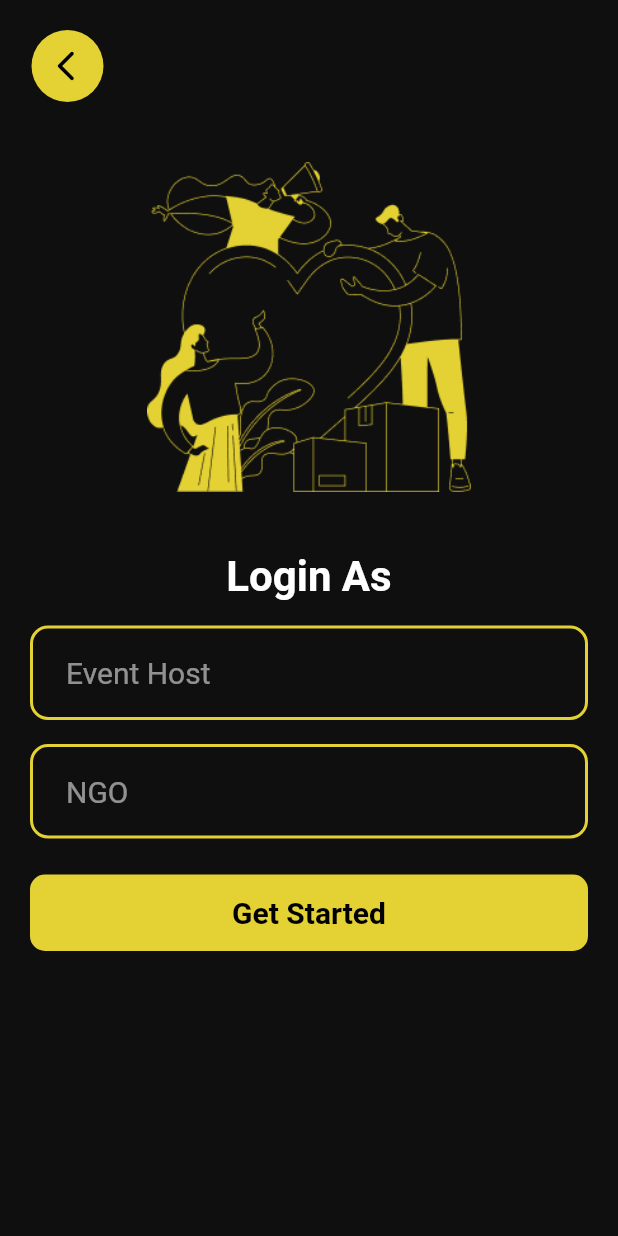
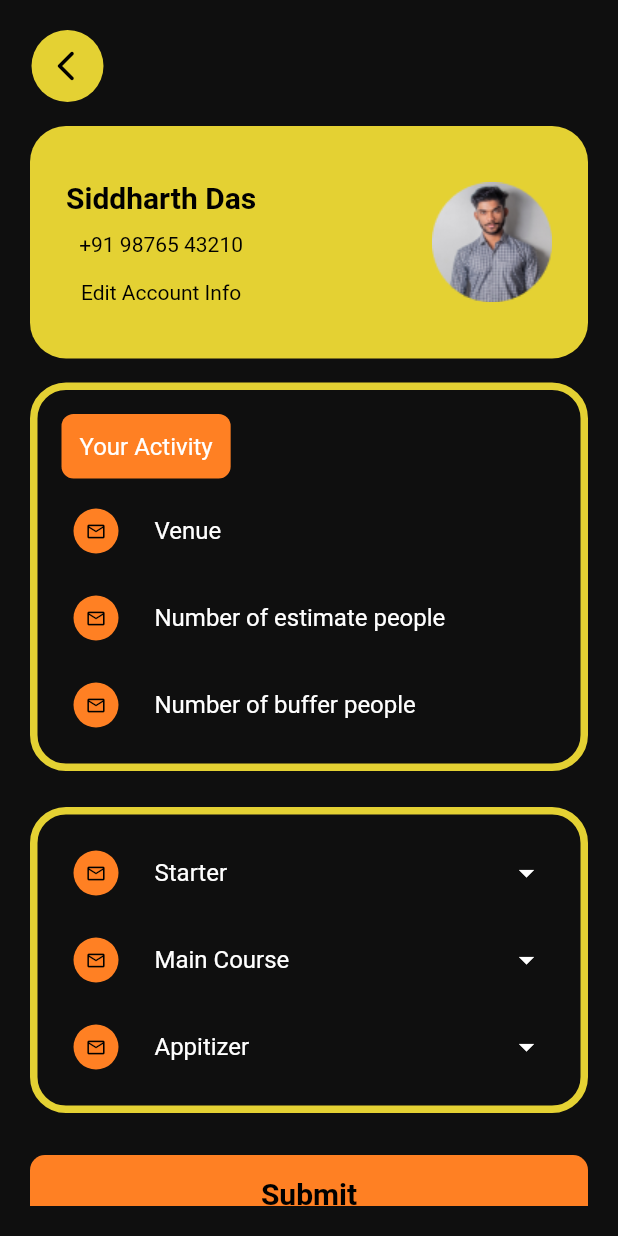
Before and after one commit to dhaladitya108/eatIt, a Flutter app: the Login screen opened by its route, after a tap on "Get Started", on a phone screen of 412 x 824 dp. Run offline on Flutter 3.47's test engine with Material 2 defaults, Android fonts, the phone set to English and light mode, and no system bars; our stand-ins replace go_router, pinput.

Commit message:
added home page after login page

```diff
--- a/lib/config/colors.dart
+++ b/lib/config/colors.dart
@@ -2,5 +2,7 @@ import 'package:flutter/material.dart';
 
 class AppColors {
   static const Color bgPrimary = Color(0xffE4D133);
+  static const Color bgSecondary = Color(0xffFF8023);
   static const Color bgDark = Color(0xff0F0F0F);
+  static const Color bgSoftDark = Color(0xff21272D);
 }
--- a/lib/config/images.dart
+++ b/lib/config/images.dart
@@ -10,4 +10,5 @@ class AppImages {
   static const otpIllus = _Image('otp_illus.png');
   static const loginIllus = _Image('login_illus.png');
   static const eatItLogo = _Image('eatit_logo.png');
+  static const avatar = _Image('avatar.png');
 }
--- a/lib/router.dart
+++ b/lib/router.dart
@@ -6,7 +6,7 @@ import 'package:go_router/go_router.dart';
 class AppRouter {
   GoRouter router = GoRouter(routes: [
     GoRoute(
-        path: '/home',
+        path: '/enter_phone',
         pageBuilder: (context, state) {
           return const MaterialPage(child: EnterPhone());
         }),
@@ -25,5 +25,10 @@ class AppRouter {
         pageBuilder: (context, state) {
           return const MaterialPage(child: Login());
         }),
+    GoRoute(
+        path: '/home',
+        pageBuilder: (context, state) {
+          return const MaterialPage(child: Home());
+        }),
   ]);
 }
--- /dev/null
+++ b/lib/screens/home.dart
@@ -0,0 +1,310 @@
+import 'package:flutter/material.dart';
+import 'package:eatit/config/config.dart';
+import 'package:go_router/go_router.dart';
+
+class Home extends StatelessWidget {
+  const Home({super.key});
+
+  @override
+  Widget build(BuildContext context) {
+    return SafeArea(
+      child: Scaffold(
+        body: Padding(
+            padding: const EdgeInsets.all(20),
+            child: SingleChildScrollView(
+              child: Column(
+                children: [
+                  Row(children: [
+                    InkWell(
+                      onTap: () {
+                        context.pop();
+                      },
+                      child: Container(
+                        padding: const EdgeInsets.only(
+                            top: 12, right: 14, bottom: 12, left: 12),
+                        decoration: const BoxDecoration(
+                            shape: BoxShape.circle,
+                            color: AppColors
+                                .bgPrimary), // set the background color of the circle
+                        child: const Icon(
+                          Icons.arrow_back_ios_new_rounded,
+                          color: Colors.black,
+                          size: 24,
+                          weight: 2,
+                        ), // set the icon and its color
+                      ),
+                    )
+                  ]),
+                  const SizedBox(height: 16),
+                  Container(
+                    padding: const EdgeInsets.symmetric(
+                        horizontal: 24, vertical: 36),
+                    decoration: BoxDecoration(
+                      borderRadius: BorderRadius.circular(24),
+                      color: AppColors.bgPrimary,
+                    ),
+                    child: Row(
+                      mainAxisAlignment: MainAxisAlignment.spaceBetween,
+                      children: [
+                        Column(children: const [
+                          Text(
+                            'Siddharth Das',
+                            style: TextStyle(
+                                fontSize: 20,
+                                fontWeight: FontWeight.bold,
+                                color: Colors.black),
+                          ),
+                          SizedBox(height: 12),
+                          Text(
+                            '+91 98765 43210',
+                            style: TextStyle(fontSize: 14, color: Colors.black),
+                          ),
+                          SizedBox(height: 16),
+                          Text(
+                            'Edit Account Info',
+                            style: TextStyle(fontSize: 14, color: Colors.black),
+                          ),
+                        ]),
+                        const Image(image: AppImages.avatar)
+                      ],
+                    ),
+                  ),
+                  const SizedBox(height: 16),
+                  Container(
+                    padding: const EdgeInsets.all(16),
+                    decoration: BoxDecoration(
+                      borderRadius: BorderRadius.circular(24),
+                      border: Border.all(color: AppColors.bgPrimary, width: 5),
+                    ),
+                    child: Column(
+                      crossAxisAlignment: CrossAxisAlignment.start,
+                      children: [
+                        Container(
+                          padding: const EdgeInsets.all(12),
+                          decoration: BoxDecoration(
+                            borderRadius: BorderRadius.circular(8),
+                            color: AppColors.bgSecondary,
+                          ),
+                          child: const Text(
+                            'Your Activity',
+                            style: TextStyle(
+                              fontSize: 16,
+                              color: Colors.white,
+                            ),
+                          ),
+                        ),
+                        const SizedBox(height: 12),
+                        Padding(
+                          padding: const EdgeInsets.all(8.0),
+                          child: Row(
+                            children: [
+                              Container(
+                                padding: const EdgeInsets.all(8),
+                                decoration: const BoxDecoration(
+                                    shape: BoxShape.circle,
+                                    color: AppColors
+                                        .bgSecondary), // set the background color of the circle
+                                child: const Icon(
+                                  Icons.mail_outline,
+                                  color: Colors.black,
+                                  size: 14,
+                                  weight: 2,
+                                ), // set the icon and its color
+                              ),
+                              const SizedBox(width: 24),
+                              const Text('Venue',
+                                  style: TextStyle(
+                                      fontSize: 16, color: Colors.white)),
+                            ],
+                          ),
+                        ),
+                        const SizedBox(height: 12),
+                        Padding(
+                          padding: const EdgeInsets.all(8.0),
+                          child: Row(
+                            children: [
+                              Container(
+                                padding: const EdgeInsets.all(8),
+                                decoration: const BoxDecoration(
+                                    shape: BoxShape.circle,
+                                    color: AppColors
+                                        .bgSecondary), // set the background color of the circle
+                                child: const Icon(
+                                  Icons.mail_outline,
+                                  color: Colors.black,
+                                  size: 14,
+                                  weight: 2,
+                                ), // set the icon and its color
+                              ),
+                              const SizedBox(width: 24),
+                              const Text('Number of estimate people',
+                                  style: TextStyle(
+                                      fontSize: 16, color: Colors.white)),
+                            ],
+                          ),
+                        ),
+                        const SizedBox(height: 12),
+                        Padding(
+                          padding: const EdgeInsets.all(8.0),
+                          child: Row(
+                            children: [
+                              Container(
+                                padding: const EdgeInsets.all(8),
+                                decoration: const BoxDecoration(
+                                    shape: BoxShape.circle,
+                                    color: AppColors
+                                        .bgSecondary), // set the background color of the circle
+                                child: const Icon(
+                                  Icons.mail_outline,
+                                  color: Colors.black,
+                                  size: 14,
+                                  weight: 2,
+                                ), // set the icon and its color
+                              ),
+                              const SizedBox(width: 24),
+                              const Text('Number of buffer people',
+                                  style: TextStyle(
+                                      fontSize: 16, color: Colors.white)),
+                            ],
+                          ),
+                        ),
+                      ],
+                    ),
+                  ),
+                  const SizedBox(height: 24),
+                  Container(
+                    padding: const EdgeInsets.all(16),
+                    decoration: BoxDecoration(
+                      borderRadius: BorderRadius.circular(24),
+                      border: Border.all(color: AppColors.bgPrimary, width: 5),
+                    ),
+                    child: Column(
+                      crossAxisAlignment: CrossAxisAlignment.start,
+                      children: [
+                        Padding(
+                          padding: const EdgeInsets.all(8.0),
+                          child: Row(
+                            mainAxisAlignment: MainAxisAlignment.spaceBetween,
+                            children: [
+                              Row(
+                                children: [
+                                  Container(
+                                    padding: const EdgeInsets.all(8),
+                                    decoration: const BoxDecoration(
+                                        shape: BoxShape.circle,
+                                        color: AppColors
+                                            .bgSecondary), // set the background color of the circle
+                                    child: const Icon(
+                                      Icons.mail_outline,
+                                      color: Colors.black,
+                                      size: 14,
+                                      weight: 2,
+                                    ), // set the icon and its color
+                                  ),
+                                  const SizedBox(width: 24),
+                                  const Text('Starter',
+                                      style: TextStyle(
+                                          fontSize: 16, color: Colors.white)),
+                                ],
+                              ),
+                              const Icon(Icons.arrow_drop_down,
+                                  color: Colors.white),
+                            ],
+                          ),
+                        ),
+                        const SizedBox(height: 12),
+                        Padding(
+                          padding: const EdgeInsets.all(8.0),
+                          child: Row(
+                            mainAxisAlignment: MainAxisAlignment.spaceBetween,
+                            children: [
+                              Row(
+                                children: [
+                                  Container(
+                                    padding: const EdgeInsets.all(8),
+                                    decoration: const BoxDecoration(
+                                        shape: BoxShape.circle,
+                                        color: AppColors
+                                            .bgSecondary), // set the background color of the circle
+                                    child: const Icon(
+                                      Icons.mail_outline,
+                                      color: Colors.black,
+                                      size: 14,
+                                      weight: 2,
+                                    ), // set the icon and its color
+                                  ),
+                                  const SizedBox(width: 24),
+                                  const Text('Main Course',
+                                      style: TextStyle(
+                                          fontSize: 16, color: Colors.white)),
+                                ],
+                              ),
+                              const Icon(Icons.arrow_drop_down,
+                                  color: Colors.white),
+                            ],
+                          ),
+                        ),
+                        const SizedBox(height: 12),
+                        Padding(
+                          padding: const EdgeInsets.all(8.0),
+                          child: Row(
+                            mainAxisAlignment: MainAxisAlignment.spaceBetween,
+                            children: [
+                              Row(
+                                children: [
+                                  Container(
+                                    padding: const EdgeInsets.all(8),
+                                    decoration: const BoxDecoration(
+                                        shape: BoxShape.circle,
+                                        color: AppColors
+                                            .bgSecondary), // set the background color of the circle
+                                    child: const Icon(
+                                      Icons.mail_outline,
+                                      color: Colors.black,
+                                      size: 14,
+                                      weight: 2,
+                                    ), // set the icon and its color
+                                  ),
+                                  const SizedBox(width: 24),
+                                  const Text('Appitizer',
+                                      style: TextStyle(
+                                          fontSize: 16, color: Colors.white)),
+                                ],
+                              ),
+                              const Icon(Icons.arrow_drop_down,
+                                  color: Colors.white),
+                            ],
+                          ),
+                        ),
+                      ],
+                    ),
+                  ),
+                  const SizedBox(height: 28),
+                  TextButton(
+                    onPressed: () {},
+                    style: TextButton.styleFrom(
+                      padding: const EdgeInsets.symmetric(vertical: 14),
+                      backgroundColor: AppColors.bgSecondary,
+                      shape: RoundedRectangleBorder(
+                        borderRadius: BorderRadius.circular(10),
+                      ),
+                    ),
+                    child: Container(
+                      width: double.infinity,
+                      alignment: Alignment.center,
+                      child: const Text(
+                        'Submit',
+                        style: TextStyle(
+                            fontSize: 20,
+                            fontWeight: FontWeight.bold,
+                            color: Colors.black),
+                      ),
+                    ),
+                  ),
+                ],
+              ),
+            )),
+      ),
+    );
+  }
+}
--- a/lib/screens/login.dart
+++ b/lib/screens/login.dart
@@ -1,15 +1,14 @@
 import 'package:eatit/config/config.dart';
 import 'package:eatit/widgets/auth_screen.dart';
 import 'package:flutter/material.dart';
+import 'package:go_router/go_router.dart';
 
 class Login extends StatelessWidget {
   const Login({super.key});
 
   @override
   Widget build(BuildContext context) {
-    return AuthScreen(
-        image: AppImages.loginIllus,
-        children: [
+    return AuthScreen(image: AppImages.loginIllus, children: [
       const Text(
         'Login As',
         textAlign: TextAlign.center,
@@ -57,7 +56,9 @@ class Login extends StatelessWidget {
       ),
       const SizedBox(height: 24),
       TextButton(
-            onPressed: () {},
+        onPressed: () {
+          context.push('/home');
+        },
         style: TextButton.styleFrom(
           padding: const EdgeInsets.symmetric(vertical: 14),
           backgroundColor: AppColors.bgPrimary,
@@ -71,9 +72,7 @@ class Login extends StatelessWidget {
           child: const Text(
             'Get Started',
             style: TextStyle(
-                    fontSize: 20,
-                    fontWeight: FontWeight.bold,
-                    color: Colors.black),
+                fontSize: 20, fontWeight: FontWeight.bold, color: Colors.black),
           ),
         ),
       ),
--- a/lib/screens/screen.dart
+++ b/lib/screens/screen.dart
@@ -1,3 +1,4 @@
 export 'verify_otp.dart';
 export 'enter_phone.dart';
 export 'login.dart';
+export 'home.dart';
--- a/lib/screens/splash.dart
+++ b/lib/screens/splash.dart
@@ -9,7 +9,7 @@ class SplashScreen extends StatelessWidget {
   @override
   Widget build(BuildContext context) {
     Timer(const Duration(seconds: 2), () {
-      context.go('/home');
+      context.go('/enter_phone');
     });
 
     return Scaffold(
```
Also changed, not shown: assets/images/avatar.png (added). Lines whose indentation alone changed are shown as unchanged.
